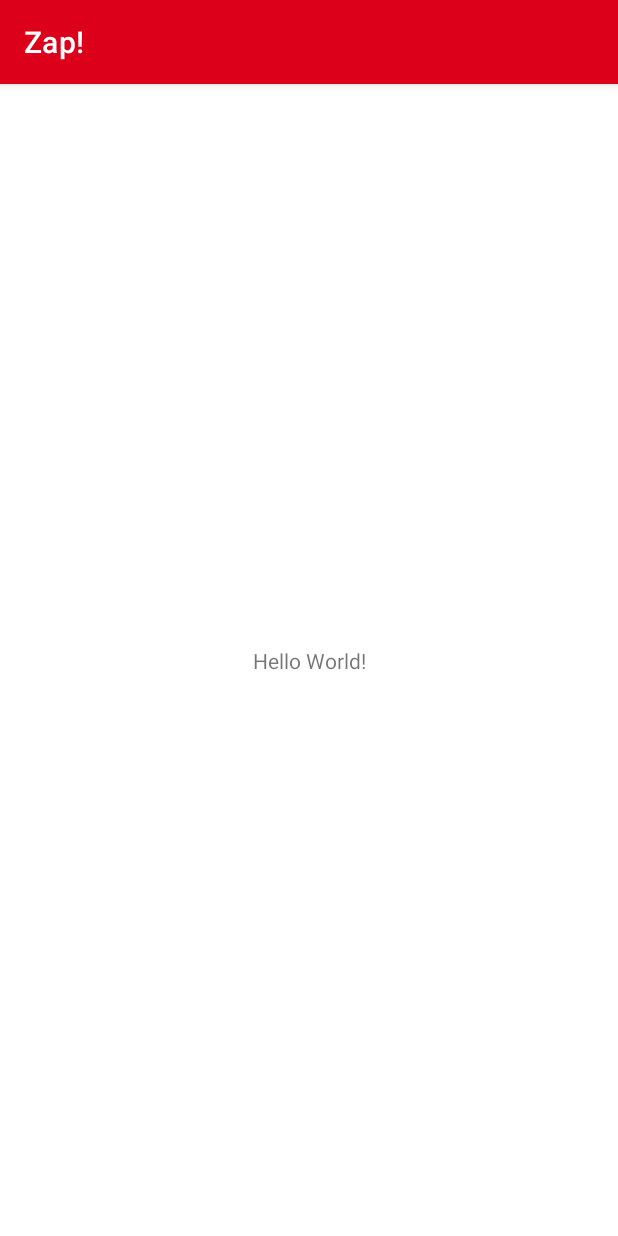
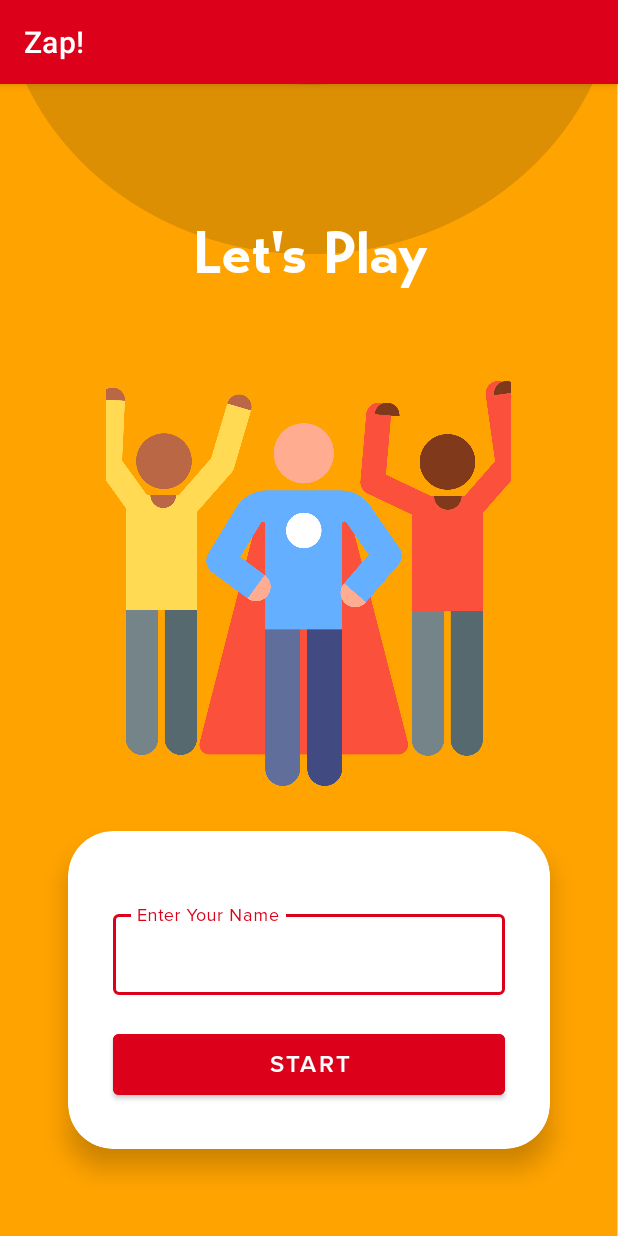
Before and after one commit to dylandasilva1999/Zap, an Android app: the MainActivity screen opened directly, with no data from a screen before it, on a phone screen of 412 x 824 dp. Run offline under Robolectric (Android 15) with nearby library versions, the phone set to English and light mode, and no system bars.

Commit message:
Enter Name Screen Layout
-Added background image.

-Added images and enter name input.

```diff
--- a/app/build.gradle
+++ b/app/build.gradle
@@ -35,11 +35,11 @@ android {
 dependencies {
 
     implementation "org.jetbrains.kotlin:kotlin-stdlib:$kotlin_version"
-    implementation 'androidx.core:core-ktx:1.3.2'
-    implementation 'androidx.appcompat:appcompat:1.2.0'
-    implementation 'com.google.android.material:material:1.3.0'
-    implementation 'androidx.constraintlayout:constraintlayout:2.0.4'
+    implementation 'androidx.core:core-ktx:1.2.0'
+    implementation 'androidx.appcompat:appcompat:1.1.0'
+    implementation 'com.google.android.material:material:1.1.0'
+    implementation 'androidx.constraintlayout:constraintlayout:1.1.3'
     testImplementation 'junit:junit:4.+'
-    androidTestImplementation 'androidx.test.ext:junit:1.1.2'
-    androidTestImplementation 'androidx.test.espresso:espresso-core:3.3.0'
+    androidTestImplementation 'androidx.test.ext:junit:1.1.1'
+    androidTestImplementation 'androidx.test.espresso:espresso-core:3.2.0'
 }
--- a/app/src/main/AndroidManifest.xml
+++ b/app/src/main/AndroidManifest.xml
@@ -9,6 +9,7 @@
         android:roundIcon="@drawable/app_icon_complete"
         android:supportsRtl="true"
         android:theme="@style/Theme.Zap">
+
         <activity android:name=".SplashActivity"
             android:theme="@style/SplashTheme">
             <intent-filter>
@@ -17,9 +18,14 @@
                 <category android:name="android.intent.category.LAUNCHER" />
             </intent-filter>
         </activity>
-        <activity android:name=".MainActivity">
+
+        <activity
+            android:name=".MainActivity"
+            android:screenOrientation="portrait"
+            android:windowSoftInputMode="adjustResize">
 
         </activity>
+
     </application>
 
 </manifest>
--- a/app/src/main/res/layout/activity_main.xml
+++ b/app/src/main/res/layout/activity_main.xml
@@ -1,18 +1,107 @@
 <?xml version="1.0" encoding="utf-8"?>
-<androidx.constraintlayout.widget.ConstraintLayout xmlns:android="http://schemas.android.com/apk/res/android"
+<RelativeLayout xmlns:android="http://schemas.android.com/apk/res/android"
     xmlns:app="http://schemas.android.com/apk/res-auto"
     xmlns:tools="http://schemas.android.com/tools"
     android:layout_width="match_parent"
     android:layout_height="match_parent"
-    tools:context=".MainActivity">
+    tools:context=".MainActivity"
+    android:gravity="center"
+    android:orientation="vertical">
 
-    <TextView
-        android:layout_width="wrap_content"
-        android:layout_height="wrap_content"
-        android:text="Hello World!"
-        app:layout_constraintBottom_toBottomOf="parent"
-        app:layout_constraintLeft_toLeftOf="parent"
-        app:layout_constraintRight_toRightOf="parent"
-        app:layout_constraintTop_toTopOf="parent" />
+    <ImageView
+        android:layout_width="match_parent"
+        android:layout_height="match_parent"
+        android:scaleType="centerCrop"
+        android:src="@drawable/enter_name_background"
+        android:contentDescription="Splash Background" />
 
-</androidx.constraintlayout.widget.ConstraintLayout>
+    <LinearLayout
+        android:layout_width="match_parent"
+        android:layout_height="match_parent"
+        android:gravity="center"
+        android:orientation="vertical"
+        android:padding="20dp">
+
+        <TextView
+            android:layout_width="match_parent"
+            android:layout_height="wrap_content"
+            android:gravity="center"
+            android:text="Let's Play"
+            android:textColor="@color/white"
+            android:fontFamily="@font/brandon_grotesque_bold_webfont"
+            android:textSize="40sp"
+            android:layout_marginTop="30dp"/>
+
+        <ImageView
+            android:layout_width="270dp"
+            android:layout_height="270dp"
+            android:layout_gravity="center"
+            android:scaleType="centerCrop"
+            android:layout_marginTop="60dp"
+            android:src="@drawable/enter_name_image"
+            android:contentDescription="Superhero Splash Image" />
+
+        <LinearLayout
+            android:layout_width="match_parent"
+            android:layout_height="wrap_content"
+            android:gravity="center"
+            android:orientation="vertical">
+
+        </LinearLayout>
+
+        <androidx.cardview.widget.CardView
+            android:layout_width="match_parent"
+            android:layout_height="wrap_content"
+            android:layout_marginLeft="25dp"
+            android:layout_marginRight="25dp"
+            app:cardBackgroundColor="@color/white"
+            android:layout_marginTop="30dp"
+            app:cardCornerRadius="30dp"
+            app:cardElevation="10dp" >
+
+            <LinearLayout
+                android:layout_width="match_parent"
+                android:layout_height="wrap_content"
+                android:gravity="center"
+                android:orientation="vertical"
+                android:padding="20dp">
+
+                <com.google.android.material.textfield.TextInputLayout
+                    android:layout_width="match_parent"
+                    android:layout_height="wrap_content"
+                    android:layout_marginTop="20dp"
+                    app:boxStrokeWidth="3dp"
+                    android:padding="10dp"
+                    app:boxStrokeColor="@color/red"
+                    style="@style/Widget.MaterialComponents.TextInputLayout.OutlinedBox">
+
+                    <com.google.android.material.textfield.TextInputEditText
+                        android:id="@+id/et_name"
+                        android:layout_width="match_parent"
+                        android:layout_height="wrap_content"
+                        android:hint="Enter Your Name"
+                        android:textColor="@color/dark_grey"
+                        android:fontFamily="@font/proxima_nova_regular"
+                        android:textColorHint="@color/red" />
+
+                </com.google.android.material.textfield.TextInputLayout>
+
+                <Button
+                    android:id="@+id/btn_start"
+                    android:layout_width="match_parent"
+                    android:layout_height="wrap_content"
+                    android:layout_marginTop="10dp"
+                    android:layout_margin="10dp"
+                    android:backgroundTint="@color/red"
+                    android:padding="10dp"
+                    android:textSize="16dp"
+                    android:fontFamily="@font/proxima_nova_semibold"
+                    android:text="START" />
+
+            </LinearLayout>
+
+        </androidx.cardview.widget.CardView>
+
+    </LinearLayout>
+
+</RelativeLayout>
--- a/app/src/main/res/values/colors.xml
+++ b/app/src/main/res/values/colors.xml
@@ -5,4 +5,7 @@
     <color name="yellow">#FFA300</color>
     <color name="dark_grey">#131313</color>
     <color name="white">#FFFFFFFF</color>
+
+    <color name="mtrl_textinput_default_box_stroke_color">@color/red</color>
+
 </resources>
--- a/app/src/main/res/values/strings.xml
+++ b/app/src/main/res/values/strings.xml
@@ -1,4 +1,5 @@
 <resources>
     <string name="app_name">Zap!</string>
     <string name="zap">Zap!</string>
+    <string name="let_s_play">Let\'s Play</string>
 </resources>
```
Also changed, not shown: app/src/main/res/drawable-v24/enter_name_background.png (added), app/src/main/res/drawable-v24/enter_name_image.png (added).
